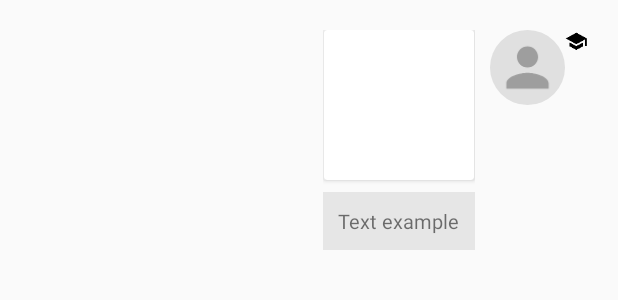
After one commit to THB-02/ScrumPoker, an Android app: the layout item_chat.xml on its own in the app's theme, with its tools: preview values and no code run, on a phone screen of 412 x 824 dp. The commit adds this screen. Shown: the top 300 px of the screen. Run offline under Robolectric (Android 15) with nearby library versions, the phone set to English and light mode, and no system bars.

Commit message:
ajout du chat

```diff
--- a/app/src/main/AndroidManifest.xml
+++ b/app/src/main/AndroidManifest.xml
@@ -39,6 +39,10 @@
         <activity android:name=".ui.usSummary.UsSummaryActivity"
             android:label="Récapitulatif des US"
             android:screenOrientation="portrait"/>
+
+        <activity android:name=".ui.chat.MentorChatActivity"
+            android:label="Messagerie du salon"
+            android:screenOrientation="portrait"/>
     </application>
 
 </manifest>
--- a/app/src/main/java/com/eseo/projetAndroid/ui/groups/GroupsActivity.java
+++ b/app/src/main/java/com/eseo/projetAndroid/ui/groups/GroupsActivity.java
@@ -59,7 +59,7 @@ public class GroupsActivity extends BaseActivity<ActivityGroupsBinding> implemen
     // Configure RecyclerView
     private void configureRecyclerView(String chatName) {
         //Track current chat name
-        this.currentChatName = chatName;
+
         //Configure Adapter & RecyclerView
         this.groupAdapter = new GroupAdapter(
                 generateOptionsForAdapter(groupManager.getAllRooms()),
--- /dev/null
+++ b/app/src/main/res/layout/item_chat.xml
@@ -0,0 +1,102 @@
+<?xml version="1.0" encoding="utf-8"?>
+<androidx.constraintlayout.widget.ConstraintLayout
+    xmlns:android="http://schemas.android.com/apk/res/android"
+    xmlns:tools="http://schemas.android.com/tools"
+    xmlns:app="http://schemas.android.com/apk/res-auto"
+    android:id="@+id/activity_mentor_chat_item_root_view"
+    android:layout_width="match_parent"
+    android:layout_height="wrap_content"
+    android:layout_margin="@dimen/default_margin">
+
+    <!-- PROFILE CONTAINER -->
+    <LinearLayout
+        android:id="@+id/profileContainer"
+        android:layout_width="wrap_content"
+        android:layout_height="wrap_content"
+        android:layout_alignParentTop="true"
+        android:layout_alignParentBottom="true"
+        android:layout_margin="@dimen/default_margin"
+        app:layout_constraintTop_toTopOf="parent"
+        app:layout_constraintEnd_toEndOf="parent">
+
+        <!-- IMAGE VIEW PROFILE -->
+        <ImageView
+            android:id="@+id/profileImage"
+            android:layout_width="50dp"
+            android:layout_height="50dp"
+            app:srcCompat="@drawable/ic_anon_user_48dp"/>
+
+        <!-- IMAGE IS MENTOR -->
+        <ImageView
+            android:id="@+id/profileIsMentor"
+            android:layout_width="15dp"
+            android:layout_height="15dp"
+            app:srcCompat="@drawable/ic_school_black_24dp"/>
+
+    </LinearLayout>
+
+    <!-- MESSAGE CONTAINER -->
+    <LinearLayout
+        android:id="@+id/messageContainer"
+        android:layout_width="wrap_content"
+        android:layout_height="wrap_content"
+        android:orientation="vertical"
+        android:layout_margin="@dimen/default_margin"
+        app:layout_constraintEnd_toStartOf="@id/profileContainer"
+        app:layout_constraintHorizontal_bias="1.0"
+        app:layout_constraintStart_toStartOf="parent"
+        app:layout_constraintTop_toTopOf="parent">
+
+        <!-- IMAGE SENT CONTAINER -->
+        <androidx.cardview.widget.CardView
+            android:id="@+id/imageCardView"
+            android:layout_width="wrap_content"
+            android:layout_height="wrap_content"
+            android:layout_gravity="center_horizontal"
+            android:background="@drawable/button_radius_primary_color">
+
+            <!-- IMAGE SENT -->
+            <ImageView
+                android:id="@+id/senderImageView"
+                android:layout_width="100dp"
+                android:layout_height="100dp"
+                android:scaleType="centerCrop" />
+
+        </androidx.cardview.widget.CardView>
+
+        <!-- TEXT MESSAGE CONTAINER -->
+        <LinearLayout
+            android:id="@+id/messageTextContainer"
+            android:layout_width="wrap_content"
+            android:layout_height="wrap_content"
+            android:layout_gravity="end"
+            android:layout_marginTop="8dp"
+            android:background="@drawable/ic_chat_message_background"
+            android:orientation="horizontal">
+
+            <!-- TEXT MESSAGE -->
+            <TextView
+                android:id="@+id/messageTextView"
+                android:layout_width="wrap_content"
+                android:layout_height="wrap_content"
+                android:background="#E6E6E6"
+                android:padding="@dimen/default_margin"
+                android:textIsSelectable="true"
+                android:textSize="@dimen/default_text_size"
+                tools:text="Text example" />
+
+        </LinearLayout>
+
+        <!-- DATE MESSAGE -->
+        <TextView
+            android:id="@+id/dateTextView"
+            android:layout_width="wrap_content"
+            android:layout_height="wrap_content"
+            android:layout_gravity="bottom|end"
+            android:layout_marginTop="4dp"
+            android:textSize="@dimen/default_text_size_mini"
+            android:textStyle="bold" />
+
+    </LinearLayout>
+
+</androidx.constraintlayout.widget.ConstraintLayout>
--- a/app/src/main/res/menu/menu_us.xml
+++ b/app/src/main/res/menu/menu_us.xml
@@ -9,6 +9,10 @@
         android:id="@+id/copy_menu"
         android:title="@string/text_copy_button"
         app:showAsAction="ifRoom" />
+    <item
+        android:id="@+id/chat"
+        android:title="@string/menu_chat"
+        app:showAsAction="ifRoom" />
 
 
 </menu>
--- a/app/src/main/res/values/strings.xml
+++ b/app/src/main/res/values/strings.xml
@@ -65,7 +65,7 @@
     <string name="main_descryption">Ton planning poker en toute simplicité !</string>
     <string name="app_name2">Scrum Poker</string>
     <string name="nom_us">En attente d\'US du scrum master...</string>
-    <string name="text_copy_button">Clé du salon</string>
+    <string name="text_copy_button">Clé</string>
     <string name="Text_add_group">Ajouter un salon</string>
     <string name="text_add_button">Ajouter</string>
     <string name="change_name">Changer de nom</string>
@@ -76,6 +76,7 @@
     <string name="TextColonneNote">Point US</string>
     <string name="text_list_us">Récapitulatif</string>
     <string name="text_view_summary">Ce récapitulatif ne contient pour le moment aucune us …</string>
+    <string name="menu_chat">Chat</string>
 
 
 </resources>
```
Also changed, not shown: app/src/main/java/com/eseo/projetAndroid/manager/ChatManager.java (added, +36 -0 lines), app/src/main/java/com/eseo/projetAndroid/models/Message.java (added, +39 -0 lines), app/src/main/java/com/eseo/projetAndroid/repository/ChatRepository.java (added, +62 -0 lines), app/src/main/java/com/eseo/projetAndroid/ui/chat/MentorChatActivity.java (added, +100 -0 lines), app/src/main/java/com/eseo/projetAndroid/ui/chat/MentorChatAdapter.java (added, +61 -0 lines), app/src/main/java/com/eseo/projetAndroid/ui/chat/MessageViewHolder.java (added, +119 -0 lines), app/src/main/java/com/eseo/projetAndroid/ui/planningPoker/PlanningPokerActivity.java (+13 -0 lines), app/src/main/res/layout/activity_mentor_chat.xml (added, +80 -0 lines).
